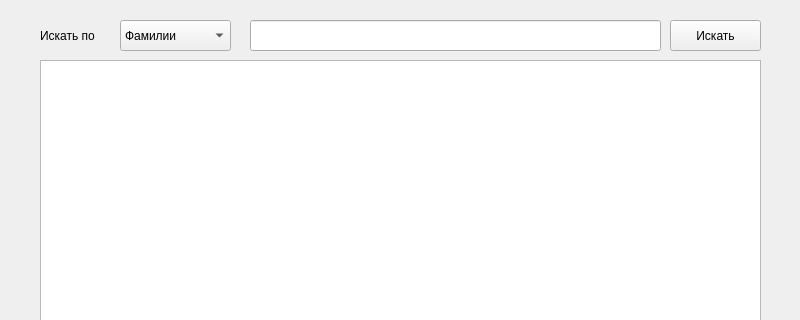
MatAfan/YandexProject1, file ChangeMenu.ui: the form before one commit; both pictures show x 0 to 800 and y 0 to 320 of the 800 by 646 pixel window.
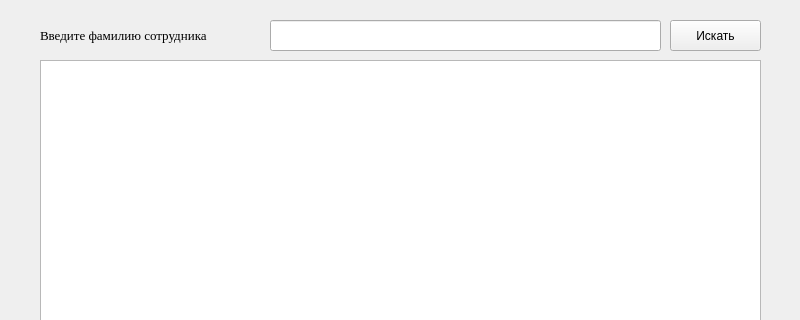
The form after the commit.

```diff
--- a/ChangeMenu.ui
+++ b/ChangeMenu.ui
@@ -14,50 +14,31 @@
    <string>MainWindow</string>
   </property>
   <widget class="QWidget" name="centralwidget">
-   <widget class="QComboBox" name="cbx_sort">
-    <property name="geometry">
-     <rect>
-      <x>120</x>
-      <y>20</y>
-      <width>111</width>
-      <height>31</height>
-     </rect>
-    </property>
-    <item>
-     <property name="text">
-      <string>Фамилии</string>
-     </property>
-    </item>
-    <item>
-     <property name="text">
-      <string>Имени</string>
-     </property>
-    </item>
-    <item>
-     <property name="text">
-      <string>Отчеству</string>
-     </property>
-    </item>
-   </widget>
    <widget class="QLabel" name="lbl_hint">
     <property name="geometry">
      <rect>
       <x>40</x>
       <y>20</y>
-      <width>71</width>
+      <width>231</width>
       <height>31</height>
      </rect>
     </property>
+    <property name="font">
+     <font>
+      <family>Times New Roman</family>
+      <pointsize>10</pointsize>
+     </font>
+    </property>
     <property name="text">
-     <string>Искать по</string>
+     <string>Введите фамилию сотрудника</string>
     </property>
    </widget>
    <widget class="QLineEdit" name="txt_input">
     <property name="geometry">
      <rect>
-      <x>250</x>
+      <x>270</x>
       <y>20</y>
-      <width>411</width>
+      <width>391</width>
       <height>31</height>
      </rect>
     </property>
```
Left out of the diff: 10 changed lines with no effect on the pictures.
